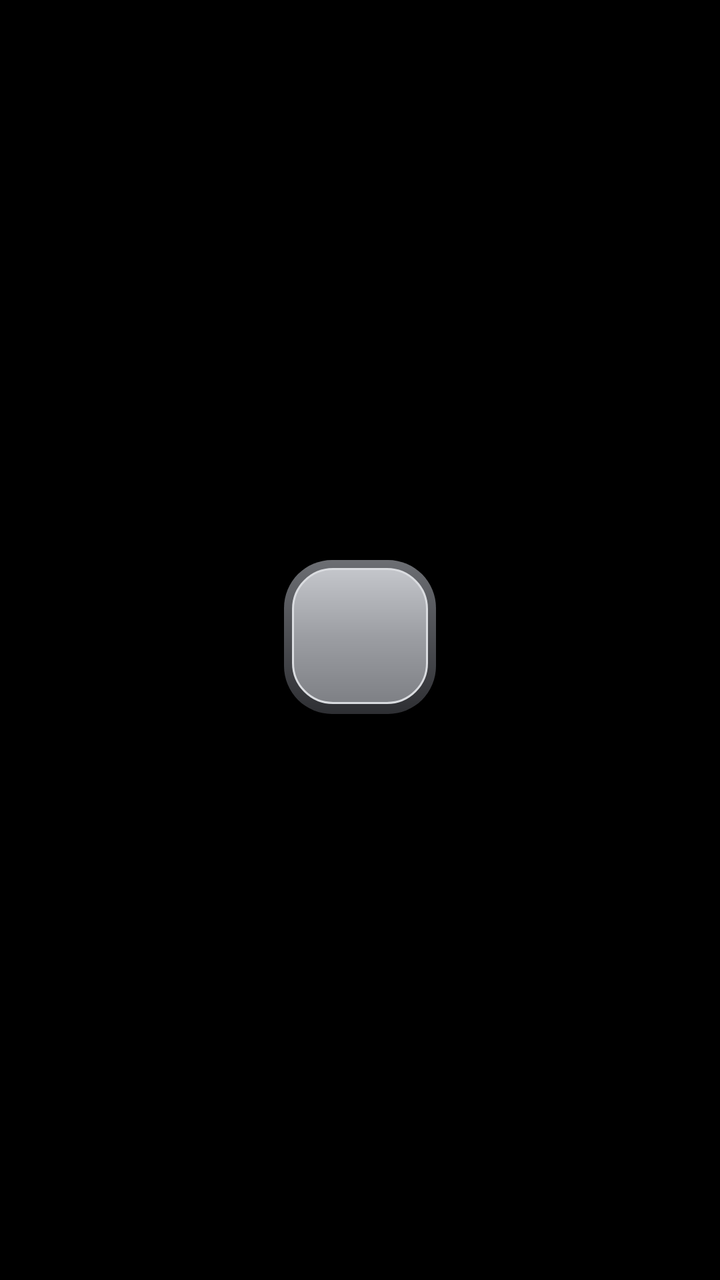
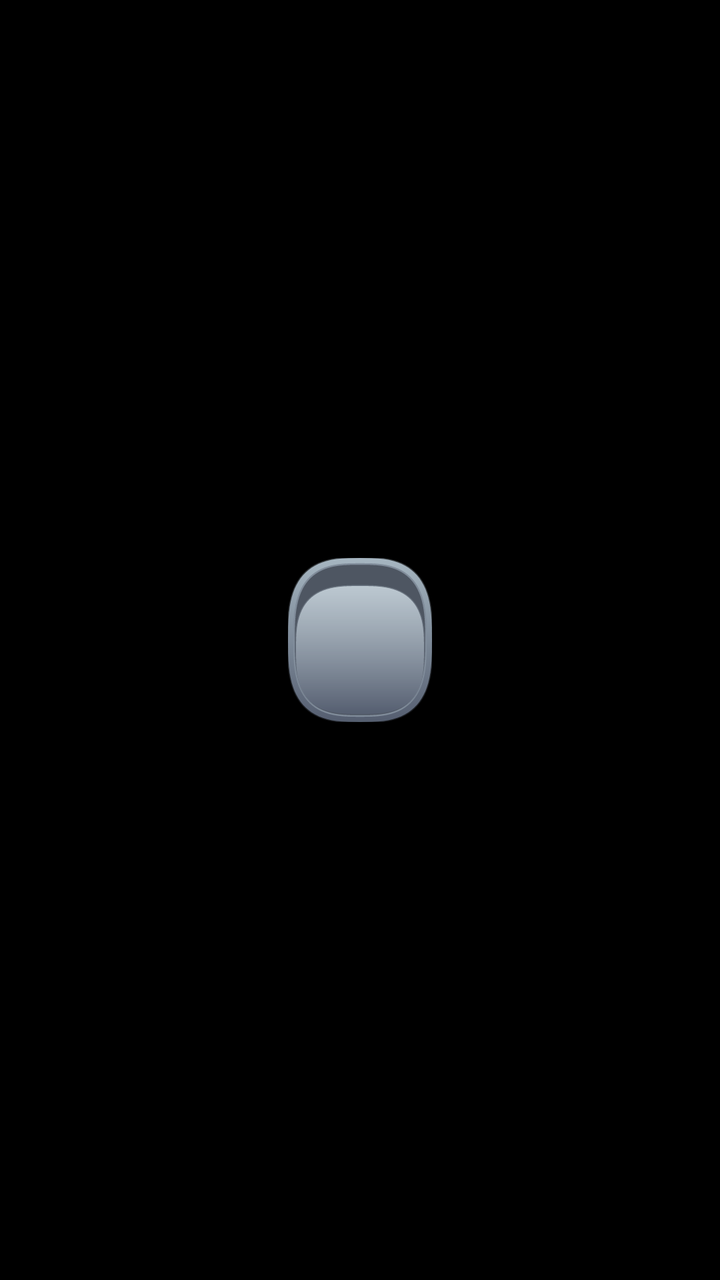

The first picture is an Android layout as it rendered before a commit; the second is the same layout after the commit. The layout source and the unified diff follow.
<!-- AndroidManifest.xml: application theme Theme.EtesianLauncher -->
<!-- res/layout/bc_switch1.xml -->
<?xml version="1.0" encoding="utf-8"?>
<FrameLayout xmlns:android="http://schemas.android.com/apk/res/android"
    android:id="@+id/bc_root" android:layout_width="match_parent" android:layout_height="match_parent">
    <FrameLayout android:id="@+id/bc_face" android:layout_width="76dp" android:layout_height="80dp" android:layout_gravity="center"
        android:background="@drawable/bc_sw_off">
        <ImageView android:id="@+id/bc_glyph" android:layout_width="34dp" android:layout_height="34dp" android:layout_gravity="center"
            android:layout_marginBottom="3dp"/>
        <TextView android:id="@+id/bc_word" android:layout_width="wrap_content" android:layout_height="wrap_content" android:layout_gravity="center"
            android:layout_marginBottom="3dp" android:shadowColor="#FFE6E7EA" android:shadowDy="1.5" android:shadowRadius="0.5"
            android:textColor="#FF6E7075" android:textSize="24sp" android:textStyle="bold" android:fontFamily="etesian-text" android:visibility="gone"/>
    </FrameLayout>
</FrameLayout>
<!-- resources referenced by this layout -->
<resources>
  <!-- drawable bc_sw_off (drawable) -->
  <?xml version="1.0" encoding="utf-8"?>
  <layer-list xmlns:android="http://schemas.android.com/apk/res/android">
      <item android:top="2dp"><shape><solid android:color="#99000000"/><corners android:radius="24dp"/></shape></item>
      <item android:bottom="3dp"><shape><gradient android:angle="270" android:startColor="#FF6C6E73" android:endColor="#FF2E2F33"/>
          <corners android:radius="24dp"/></shape></item>
      <item android:left="4dp" android:top="4dp" android:right="4dp" android:bottom="8dp"><shape>
          <gradient android:angle="270" android:startColor="#FFC4C6CB" android:centerColor="#FF9C9EA3" android:endColor="#FF7E8085"/>
          <corners android:radius="20dp"/><stroke android:width="1dp" android:color="#FFDADCE0"/></shape></item>
  </layer-list>
  <style name="Theme.EtesianLauncher" parent="android:Theme.Material.NoActionBar">
          <item name="android:windowBackground">@android:color/black</item>
          <item name="android:colorBackground">@android:color/black</item>
          <item name="android:statusBarColor">@android:color/transparent</item>
          <item name="android:navigationBarColor">@android:color/transparent</item>
          <item name="android:windowLightStatusBar">false</item>
          <item name="android:windowShowWallpaper">false</item>
          <item name="android:colorAccent">#FF00A5E5</item>
      </style>
</resources>

<!-- the commit's change to res/layout/bc_switch1.xml (unified diff, before → after) -->
@@ -1,7 +1,7 @@
 <?xml version="1.0" encoding="utf-8"?>
 <FrameLayout xmlns:android="http://schemas.android.com/apk/res/android"
     android:id="@+id/bc_root" android:layout_width="match_parent" android:layout_height="match_parent">
-    <FrameLayout android:id="@+id/bc_face" android:layout_width="76dp" android:layout_height="80dp" android:layout_gravity="center"
+    <FrameLayout android:id="@+id/bc_face" android:layout_width="72dp" android:layout_height="82dp" android:layout_gravity="center"
         android:background="@drawable/bc_sw_off">
         <ImageView android:id="@+id/bc_glyph" android:layout_width="34dp" android:layout_height="34dp" android:layout_gravity="center"
             android:layout_marginBottom="3dp"/>
<!-- resource entries referenced after the edit -->
@@ -1,15 +1,6 @@
 <!-- resources referenced by this layout -->
 <resources>
-  <!-- drawable bc_sw_off (drawable) -->
-  <?xml version="1.0" encoding="utf-8"?>
-  <layer-list xmlns:android="http://schemas.android.com/apk/res/android">
-      <item android:top="2dp"><shape><solid android:color="#99000000"/><corners android:radius="24dp"/></shape></item>
-      <item android:bottom="3dp"><shape><gradient android:angle="270" android:startColor="#FF6C6E73" android:endColor="#FF2E2F33"/>
-          <corners android:radius="24dp"/></shape></item>
-      <item android:left="4dp" android:top="4dp" android:right="4dp" android:bottom="8dp"><shape>
-          <gradient android:angle="270" android:startColor="#FFC4C6CB" android:centerColor="#FF9C9EA3" android:endColor="#FF7E8085"/>
-          <corners android:radius="20dp"/><stroke android:width="1dp" android:color="#FFDADCE0"/></shape></item>
-  </layer-list>
+  <!-- drawable bc_sw_off: vector/xml drawable (drawable, 5881 chars, omitted) -->
   <style name="Theme.EtesianLauncher" parent="android:Theme.Material.NoActionBar">
           <item name="android:windowBackground">@android:color/black</item>
           <item name="android:colorBackground">@android:color/black</item>
